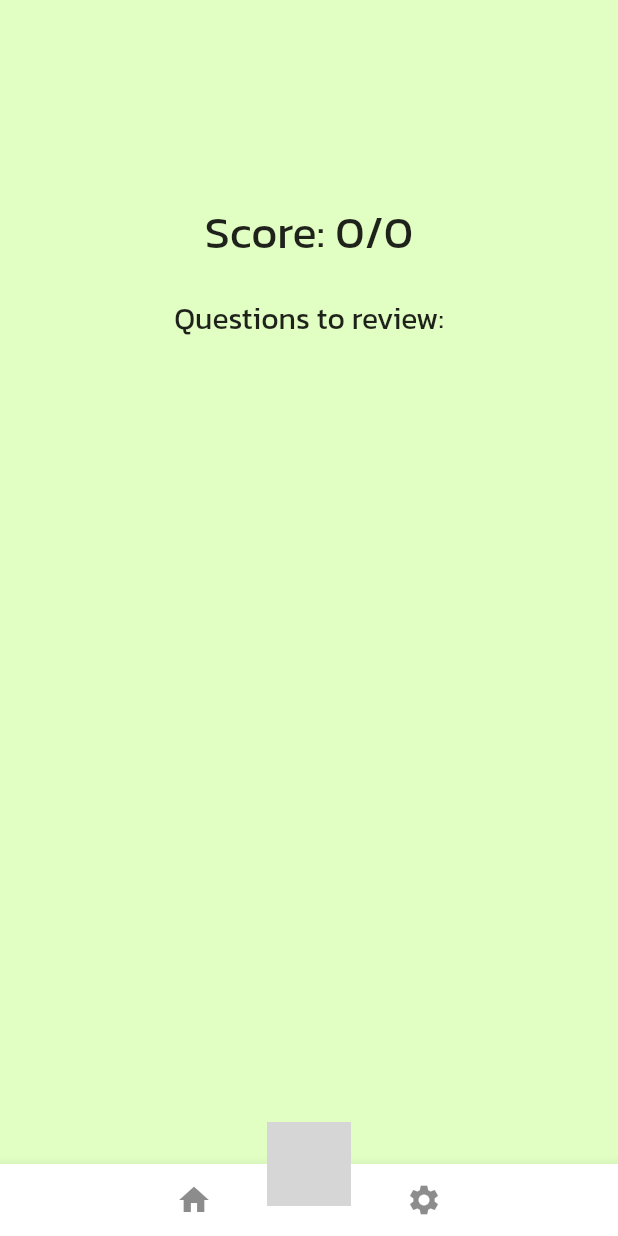
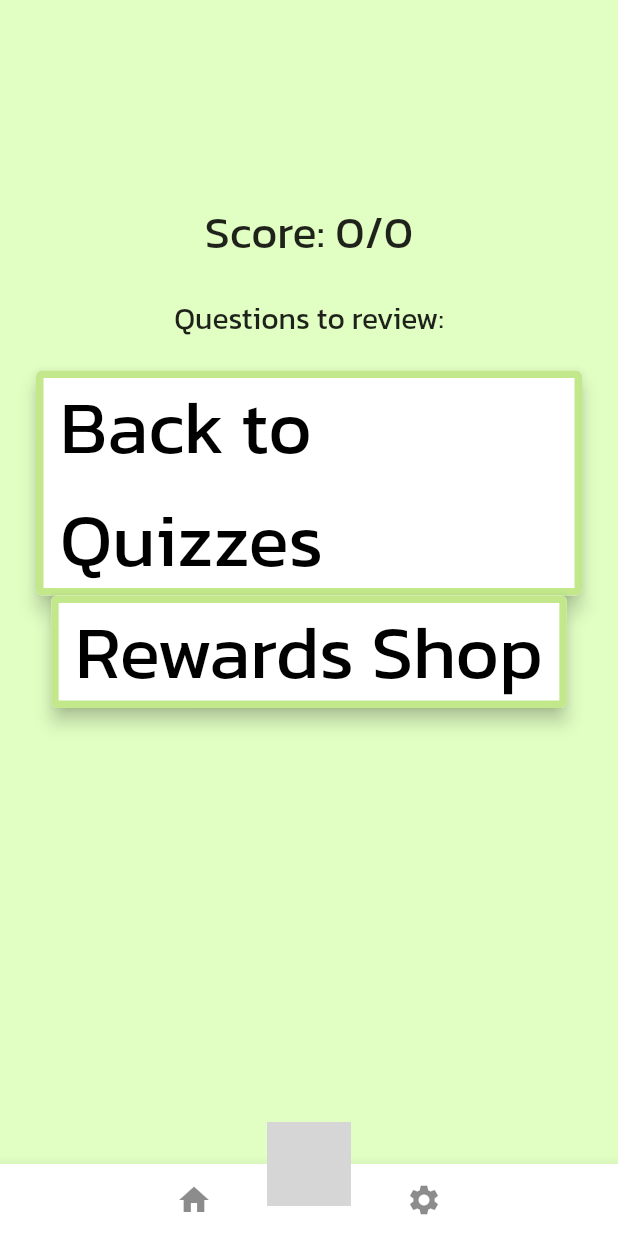
Before and after one commit to Alex-Laney/JuniorDesign2329, a Flutter app: the ResultsScreen screen opened directly with empty values, on a phone screen of 412 x 824 dp. Run offline on Flutter 3.47's test engine with Material 2 defaults, Android fonts, the phone set to English and light mode, and no system bars; our stand-ins replace animate_do, audio_video_progress_bar, hive, hive_flutter, just_audio, rxdart and 1 more; missing offline and left inert: circular_menu; accounts and stored records are empty; grey boxes are pictures that could not be loaded.

Commit message:
ReviewScreen links to Quiz & Reward screens

```diff
--- a/lib/Quizzes/Results.dart
+++ b/lib/Quizzes/Results.dart
@@ -30,19 +30,19 @@ class ResultsScreen extends StatelessWidget {
 
     List<Widget> wrongQuestionsDisplay = [];
     for (int i = 0; i < wrongQuestions.length; i++) {
-      wrongQuestionsDisplay.add(
-          OutlinedButton(
+      wrongQuestionsDisplay.add(OutlinedButton(
           style: OutlinedButton.styleFrom(
             backgroundColor: Color.fromRGBO(255, 255, 255, 1.0),
             foregroundColor: Color.fromRGBO(0, 0, 0, 1.0),
-              side: BorderSide(width: 5.0, color: Color.fromRGBO(194, 232, 139, 1.0)),
+            side: BorderSide(
+                width: 5.0, color: Color.fromRGBO(194, 232, 139, 1.0)),
             elevation: 5,
             //fixedSize: Size:,
           ),
           onPressed: () => Navigator.pushNamed(context, '/main'),
-            child: Text(quiz.questionList[wrongQuestions[i]].question, style: TextStyle(fontSize: 20, color: Colors.black), textAlign: TextAlign.center)
-          )
-      );
+          child: Text(quiz.questionList[wrongQuestions[i]].question,
+              style: TextStyle(fontSize: 20, color: Colors.black),
+              textAlign: TextAlign.center)));
       wrongQuestionsDisplay.add(SizedBox(height: 10));
     }
 
@@ -63,6 +63,37 @@ class ResultsScreen extends StatelessWidget {
     ];
 
     disp.addAll(wrongQuestionsDisplay);
+
+    disp.add(OutlinedButton(
+      style: OutlinedButton.styleFrom(
+        backgroundColor: Color.fromRGBO(255, 255, 255, 1.0),
+        foregroundColor: Color.fromRGBO(0, 0, 0, 1.0),
+        side: BorderSide(width: 5.0, color: Color.fromRGBO(194, 232, 139, 1.0)),
+        elevation: 5,
+        //fixedSize: Size:,
+      ),
+      onPressed: () {
+        Navigator.of(context, rootNavigator: true).pushNamed("/quizzes");
+      },
+      child:
+          Text('Back to Quizzes', style: TextStyle(fontSize: 50, color: Colors.black)),
+    ));
+
+    disp.add(OutlinedButton(
+      style: OutlinedButton.styleFrom(
+        backgroundColor: Color.fromRGBO(255, 255, 255, 1.0),
+        foregroundColor: Color.fromRGBO(0, 0, 0, 1.0),
+        side: BorderSide(width: 5.0, color: Color.fromRGBO(194, 232, 139, 1.0)),
+        elevation: 5,
+        //fixedSize: Size:,
+      ),
+      onPressed: () {
+        Navigator.of(context, rootNavigator: true).pushNamed("/rewardGallery");
+      },
+      child:
+          Text('Rewards Shop', style: TextStyle(fontSize: 50, color: Colors.black)),
+    ));
+
 
     return WillPopScope(
         onWillPop: () async => false,
```
Lines whose indentation alone changed are shown as unchanged.
